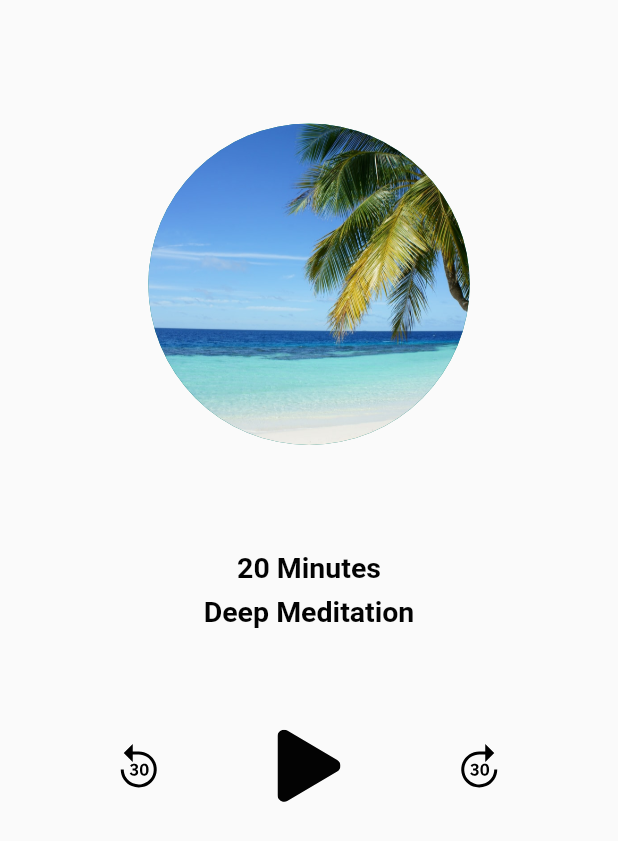
After one commit to nevruzoglu/medita, a Flutter app: the DeepMeditationPlayer screen opened directly, on a phone screen of 412 x 824 dp. The commit adds this screen. Shown: the top 841 px of the screen. Run offline on Flutter 3.47's test engine with Material 2 defaults, Android fonts, the phone set to English and light mode, and no system bars; our stand-ins replace flutter_svg; missing offline and left inert: custom_navigator.

Commit message:
play screen

```diff
--- a/lib/main.dart
+++ b/lib/main.dart
@@ -2,6 +2,7 @@ import 'package:custom_navigator/custom_scaffold.dart';
 import 'package:flutter/material.dart';
 import 'package:flutter_svg/svg.dart';
 import 'package:medita_app/screens/happymind_screen/happymind_screen.dart';
+import 'package:medita_app/screens/meditation_screen/deepmeditation_payer.dart';
 import 'package:medita_app/screens/meditation_screen/meditation_screen.dart';
 import 'package:medita_app/screens/relaxation/relaxation_screen.dart';
 
@@ -56,7 +57,7 @@ class _MyHomePageState extends State<MyHomePage> {
       // They should placed in order such as
       // `page 0` will be presented when `item 0` in the [BottomNavigationBar] clicked.
       children: <Widget>[
-        MeditationScreen(),
+        DeepMeditationPlayer(),
         HappyMindScreen(),
         RelaxationScreen(),
       ],
--- /dev/null
+++ b/lib/screens/meditation_screen/deepmeditation_payer.dart
@@ -0,0 +1,43 @@
+import 'dart:ui';
+
+import 'package:flutter/material.dart';
+import 'package:flutter_svg/svg.dart';
+import 'package:medita_app/shared/constants.dart';
+
+void main() => runApp(DeepMeditationPlayer());
+
+class DeepMeditationPlayer extends StatelessWidget {
+  @override
+  Widget build(BuildContext context) {
+    ScreenSize().init(context);
+
+    return Scaffold(
+      body: Center(
+        child: Column(
+          children: <Widget>[
+            SizedBox(height: ScreenSize.height * .1),
+            CircleAvatar(
+              backgroundImage: AssetImage("lib/assets/images/Rectangle-1.jpg"),
+              radius: ScreenSize.height * .13,
+            ),
+            SizedBox(height: ScreenSize.height * .08),
+            Text(
+              "20 Minutes \nDeep Meditation",
+              style: kHeadline1,
+              textAlign: TextAlign.center,
+            ),
+            SizedBox(height: ScreenSize.height * .08),
+            Row(
+              mainAxisAlignment: MainAxisAlignment.spaceEvenly,
+              children: <Widget>[
+                SvgPicture.asset("lib/assets/images/forward-30-1.svg"),
+                SvgPicture.asset("lib/assets/images/play.svg"),
+                SvgPicture.asset("lib/assets/images/forward-30.svg"),
+              ],
+            ),
+          ],
+        ),
+      ),
+    );
+  }
+}
```
Also changed, not shown: lib/assets/images/forward-30-1.svg (added), lib/assets/images/forward-30.svg (added), lib/assets/images/play.svg (added), lib/assets/images/waves.svg (added).
